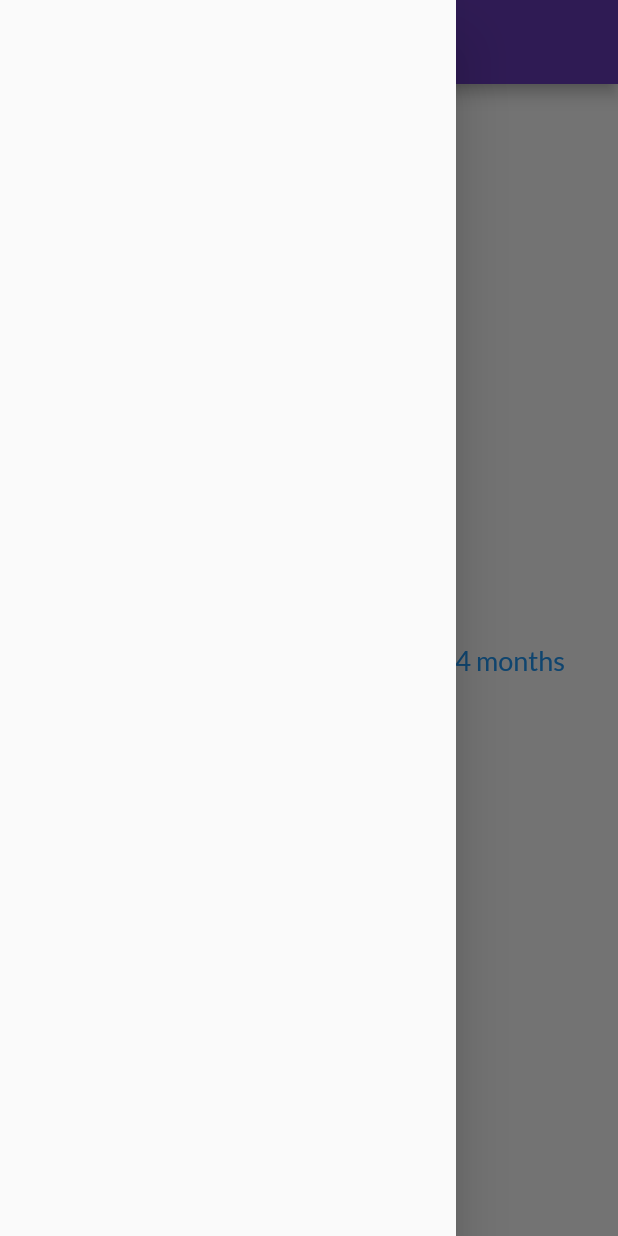
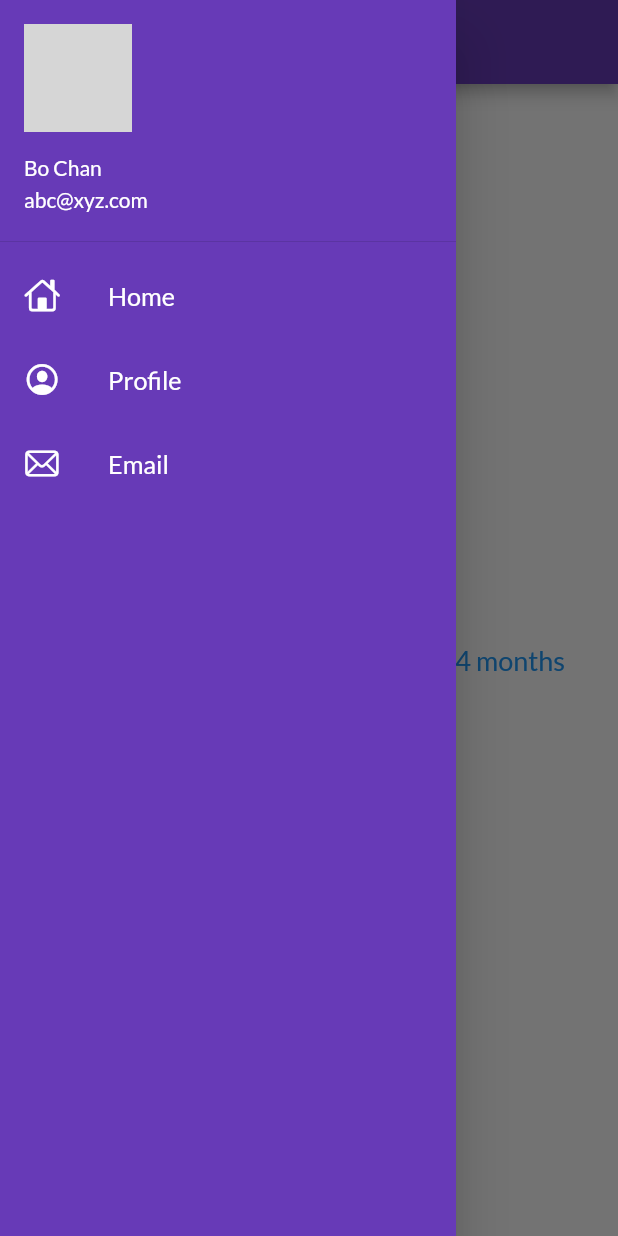
Before and after one commit to itsadarsh8/FlutterDemo, a Flutter app: the HomePage screen opened by its route, with the side drawer open, on a phone screen of 412 x 824 dp. Run offline on Flutter 3.47's test engine with Material 2 defaults, Android fonts, the phone set to English and light mode, and no system bars; our stand-ins replace google_fonts; network calls fail; grey boxes are pictures that could not be loaded.

Commit message:
Image.network, drawer, listview, NetworkImage, AssetImage

```diff
--- a/lib/main.dart
+++ b/lib/main.dart
@@ -14,7 +14,7 @@ class myInterns extends StatelessWidget {
   Widget build(BuildContext context) {
     return MaterialApp(
       //use this or "/" in routes
-      //home:HomePage(),
+      home:HomePage(),
 
       //to remove debug tag on app
       debugShowCheckedModeBanner: false,
@@ -29,7 +29,7 @@ class myInterns extends StatelessWidget {
       darkTheme: ThemeData(brightness: Brightness.dark, primarySwatch: Colors.red),
 
       //customise first route
-      initialRoute: "/login",
+      //initialRoute: "/login",
 
       //Layout manager
       routes: {
--- a/lib/pages/HomePage.dart
+++ b/lib/pages/HomePage.dart
@@ -1,4 +1,5 @@
 import 'package:flutter/material.dart';
+import 'package:my_intern/widgets/MyDrawer.dart';
 
 class HomePage extends StatelessWidget {
   final int days = 30;
@@ -8,6 +9,7 @@ class HomePage extends StatelessWidget {
   @override
   Widget build(BuildContext context) {
     return Scaffold(
+
       appBar: AppBar(
         title: const Text("My Interns: App"),
       ),
@@ -18,7 +20,7 @@ class HomePage extends StatelessWidget {
                     fontSize: 18,
                     color: Colors.blue
                   )))),
-      drawer: const Drawer(),
+      drawer:  MyDrawer(),
     );
   }
 }
--- /dev/null
+++ b/lib/widgets/MyDrawer.dart
@@ -0,0 +1,72 @@
+import 'package:flutter/cupertino.dart';
+import 'package:flutter/material.dart';
+
+class MyDrawer extends StatelessWidget {
+  const MyDrawer({Key? key}) : super(key: key);
+
+  @override
+  Widget build(BuildContext context) {
+    return Drawer(
+      child: Container(
+        color: Colors.deepPurple,
+        child: ListView(
+          children: const [
+            DrawerHeader(
+              padding: EdgeInsets.zero,
+                child: UserAccountsDrawerHeader(
+                  margin: EdgeInsets.zero,
+                  decoration: BoxDecoration(
+                    color:Colors.deepPurple
+                  ),
+                  accountEmail: Text("abc@xyz.com"),
+                  accountName: Text("Bo Chan"),
+                  currentAccountPicture: CircleAvatar(
+                    //can use AssetImage also in case of loading a local image
+                    backgroundImage: NetworkImage("https://yt3.googleusercontent.com/OOxv4Kwr8nhdGTpet6eilw9u3xCh2GqT9ba3CSDhR7krQEr2-0Sv8Y3bPb9PhWPHmDRG6jfC=s900-c-k-c0x00ffffff-no-rj"),
+                  ),
+                )),
+            ListTile(
+              leading: Icon(
+                CupertinoIcons.home,
+                color: Colors.white,
+              ),
+              title: Text(
+                  "Home",
+                textScaleFactor: 1.2,
+                style: TextStyle(
+                  color: Colors.white
+                ),
+              ),
+            ),
+            ListTile(
+              leading: Icon(
+                CupertinoIcons.profile_circled,
+                color: Colors.white,
+              ),
+              title: Text(
+                "Profile",
+                textScaleFactor: 1.2,
+                style: TextStyle(
+                    color: Colors.white
+                ),
+              ),
+            ),
+            ListTile(
+              leading: Icon(
+                CupertinoIcons.mail,
+                color: Colors.white,
+              ),
+              title: Text(
+                "Email",
+                textScaleFactor: 1.2,
+                style: TextStyle(
+                    color: Colors.white
+                ),
+              ),
+            )
+          ],
+        ),
+      ),
+    );
+  }
+}
```
